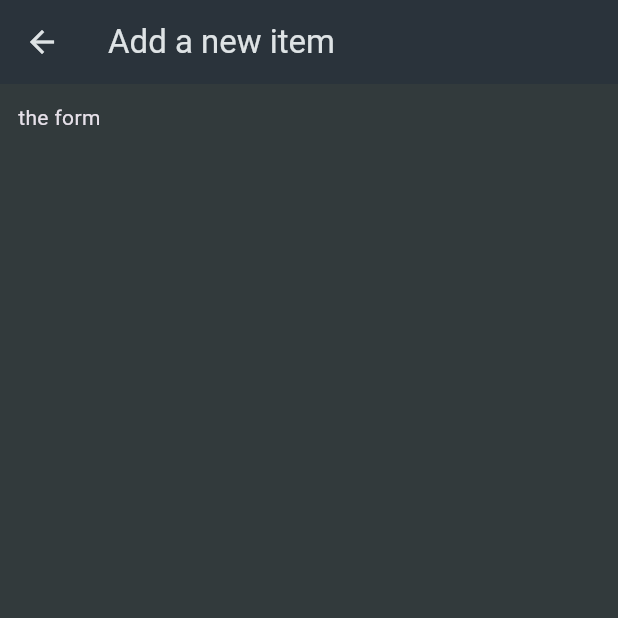
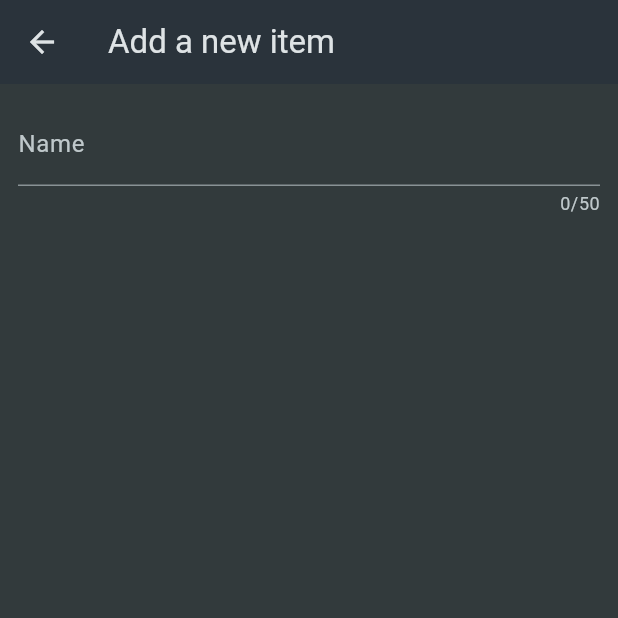
Before and after one commit to sachinsebastian1212/flutter_shopping_list, a Flutter app: the NewItem screen opened directly, on a phone screen of 412 x 824 dp, the top half of it. Run offline on Flutter 3.47's test engine with Material 3 defaults, Android fonts, the light colour scheme and no system bars.

Commit message:
starting with form

```diff
--- a/lib/widgets/new_item.dart
+++ b/lib/widgets/new_item.dart
@@ -14,9 +14,21 @@ class _NewItemState extends State<NewItem> {
       appBar: AppBar(
         title: const Text('Add a new item'),
       ),
-      body: const Padding(
-        padding: EdgeInsets.all(12.0),
-        child: Text('the form'),
+      body: Padding(
+        padding: const EdgeInsets.all(12.0),
+        child: Form(child: Column(
+          children: [
+            TextFormField(
+              maxLength: 50,
+              decoration: const InputDecoration(
+                label: Text('Name')
+              ),
+              validator: (value) {
+                return 'Demo..';
+              },
+            )
+          ],
+        ))
       ),
     );
   }
```
